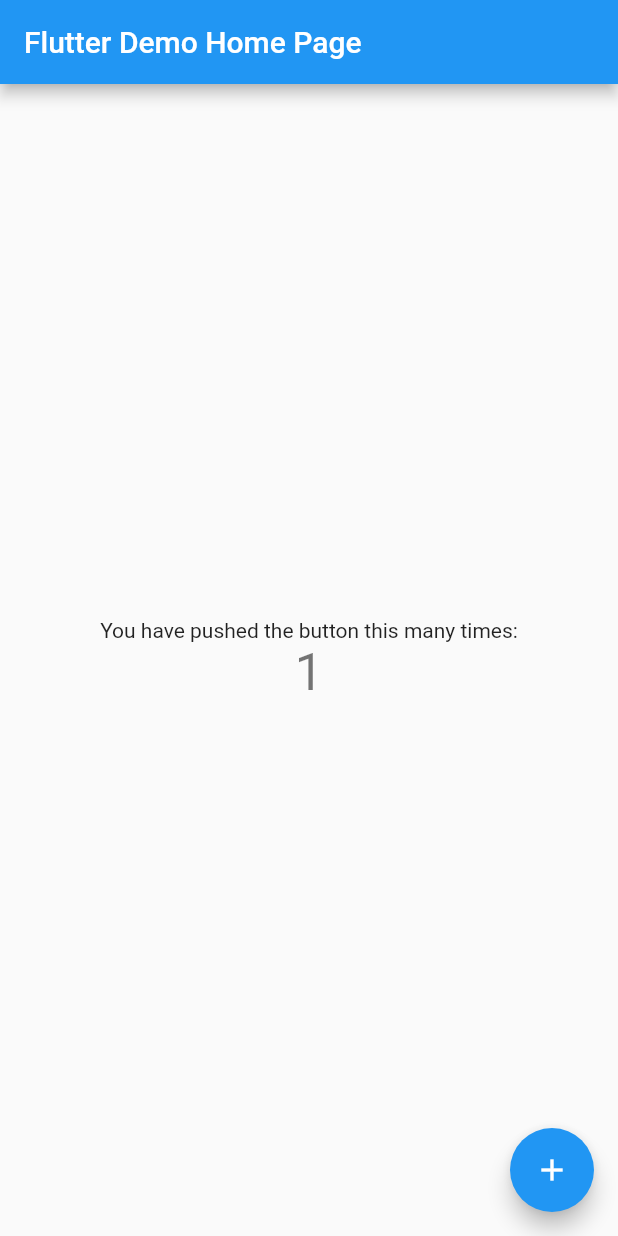
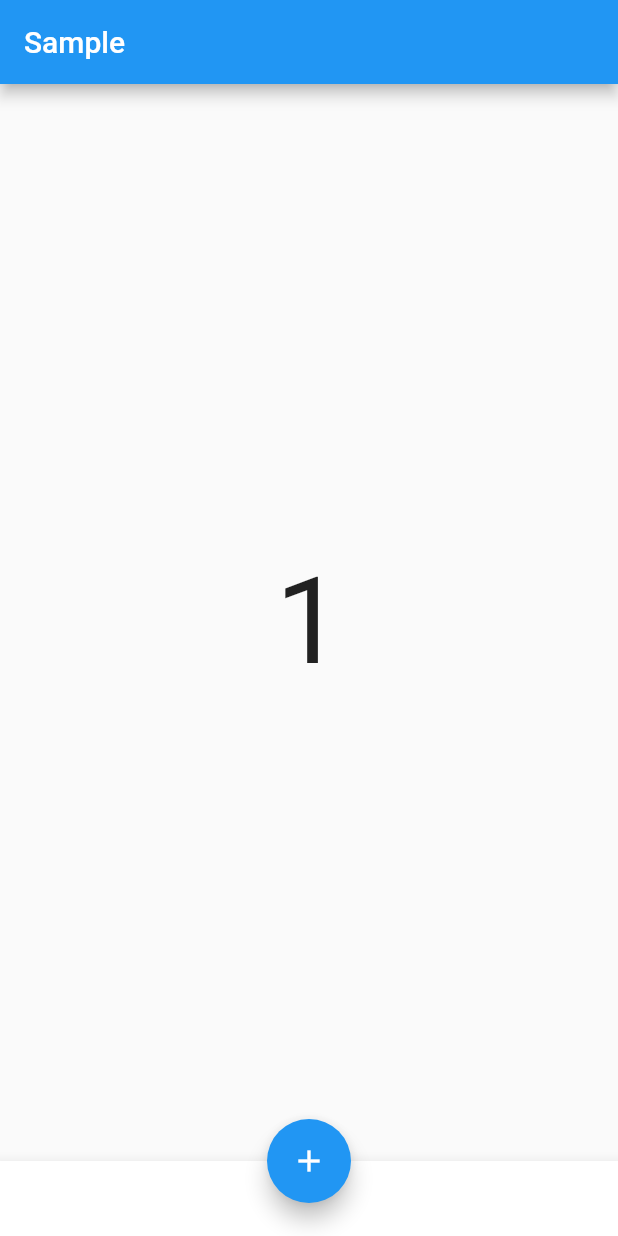
Before and after one commit to juhyeon1114/flutter-bloc, a Flutter app: the screen it shows after launch, after a tap on the "add" icon, on a phone screen of 412 x 824 dp. Run offline on Flutter 3.47's test engine with Material 2 defaults, Android fonts, the phone set to English and light mode, and no system bars; our stand-ins replace rxdart.

Commit message:
log : 완

```diff
--- /dev/null
+++ b/lib/bloc/counter_bloc.dart
@@ -0,0 +1,14 @@
+import 'package:rxdart/rxdart.dart';
+
+class CounterBloc {
+  int _count = 0;
+
+  final _countSubject = BehaviorSubject.seeded(0); // BehaviorSubject : stream을 지원함, .seeded(0) : 초기값 = 0
+
+  void addCount() {
+    _count++;
+    _countSubject.add(_count);
+  }
+
+  Stream<int> get count$ => _countSubject.stream;
+}
--- a/lib/main.dart
+++ b/lib/main.dart
@@ -1,117 +1,57 @@
 import 'package:flutter/material.dart';
+import 'package:flutter_bloc/bloc/counter_bloc.dart';
 
 void main() {
   runApp(MyApp());
 }
 
+final counterBloc = CounterBloc();
+
 class MyApp extends StatelessWidget {
-  // This widget is the root of your application.
   @override
   Widget build(BuildContext context) {
     return MaterialApp(
       title: 'Flutter Demo',
       theme: ThemeData(
-        // This is the theme of your application.
-        //
-        // Try running your application with "flutter run". You'll see the
-        // application has a blue toolbar. Then, without quitting the app, try
-        // changing the primarySwatch below to Colors.green and then invoke
-        // "hot reload" (press "r" in the console where you ran "flutter run",
-        // or simply save your changes to "hot reload" in a Flutter IDE).
-        // Notice that the counter didn't reset back to zero; the application
-        // is not restarted.
         primarySwatch: Colors.blue,
-        // This makes the visual density adapt to the platform that you run
-        // the app on. For desktop platforms, the controls will be smaller and
-        // closer together (more dense) than on mobile platforms.
         visualDensity: VisualDensity.adaptivePlatformDensity,
       ),
-      home: MyHomePage(title: 'Flutter Demo Home Page'),
+      home: MyStatefulWidget()
     );
   }
 }
 
-class MyHomePage extends StatefulWidget {
-  MyHomePage({Key key, this.title}) : super(key: key);
-
-  // This widget is the home page of your application. It is stateful, meaning
-  // that it has a State object (defined below) that contains fields that affect
-  // how it looks.
-
-  // This class is the configuration for the state. It holds the values (in this
-  // case the title) provided by the parent (in this case the App widget) and
-  // used by the build method of the State. Fields in a Widget subclass are
-  // always marked "final".
-
-  final String title;
-
+class MyStatefulWidget extends StatefulWidget {
   @override
-  _MyHomePageState createState() => _MyHomePageState();
+  _MyStatefulWidgetState createState() => _MyStatefulWidgetState();
 }
 
-class _MyHomePageState extends State<MyHomePage> {
-  int _counter = 0;
-
-  void _incrementCounter() {
-    setState(() {
-      // This call to setState tells the Flutter framework that something has
-      // changed in this State, which causes it to rerun the build method below
-      // so that the display can reflect the updated values. If we changed
-      // _counter without calling setState(), then the build method would not be
-      // called again, and so nothing would appear to happen.
-      _counter++;
-    });
-  }
-
+class _MyStatefulWidgetState extends State<MyStatefulWidget> {
   @override
   Widget build(BuildContext context) {
-    // This method is rerun every time setState is called, for instance as done
-    // by the _incrementCounter method above.
-    //
-    // The Flutter framework has been optimized to make rerunning build methods
-    // fast, so that you can just rebuild anything that needs updating rather
-    // than having to individually change instances of widgets.
     return Scaffold(
-      appBar: AppBar(
-        // Here we take the value from the MyHomePage object that was created by
-        // the App.build method, and use it to set our appbar title.
-        title: Text(widget.title),
+      appBar: AppBar(title: Text('Sample')),
+      body: Center(
+        child: StreamBuilder<int>(
+          stream: counterBloc.count$, // 어디로부터 stream을 받아올 건지
+          builder: (context, snapshot) { // 받아온 스트림을 어떻게 처리할 건지
+            if (snapshot.hasData) {
+              return Text('${snapshot.data}', style: TextStyle(fontSize: 80),);
+            } else {
+              return CircularProgressIndicator();
+            }
+          },
+        )
       ),
-      body: Center(
-        // Center is a layout widget. It takes a single child and positions it
-        // in the middle of the parent.
-        child: Column(
-          // Column is also a layout widget. It takes a list of children and
-          // arranges them vertically. By default, it sizes itself to fit its
-          // children horizontally, and tries to be as tall as its parent.
-          //
-          // Invoke "debug painting" (press "p" in the console, choose the
-          // "Toggle Debug Paint" action from the Flutter Inspector in Android
-          // Studio, or the "Toggle Debug Paint" command in Visual Studio Code)
-          // to see the wireframe for each widget.
-          //
-          // Column has various properties to control how it sizes itself and
-          // how it positions its children. Here we use mainAxisAlignment to
-          // center the children vertically; the main axis here is the vertical
-          // axis because Columns are vertical (the cross axis would be
-          // horizontal).
-          mainAxisAlignment: MainAxisAlignment.center,
-          children: <Widget>[
-            Text(
-              'You have pushed the button this many times:',
-            ),
-            Text(
-              '$_counter',
-              style: Theme.of(context).textTheme.headline4,
-            ),
-          ],
-        ),
+      bottomNavigationBar: BottomAppBar(child: Container(height: 50,),),
+      floatingActionButton: FloatingActionButton(
+        onPressed: () {
+          counterBloc.addCount();
+        },
+        tooltip: 'Increment Counter',
+        child: Icon(Icons.add),
       ),
-      floatingActionButton: FloatingActionButton(
-        onPressed: _incrementCounter,
-        tooltip: 'Increment',
-        child: Icon(Icons.add),
-      ), // This trailing comma makes auto-formatting nicer for build methods.
+      floatingActionButtonLocation: FloatingActionButtonLocation.centerDocked,
     );
   }
 }
--- a/pubspec.yaml
+++ b/pubspec.yaml
@@ -21,6 +21,7 @@ environment:
   sdk: ">=2.7.0 <3.0.0"
 
 dependencies:
+  rxdart: ^0.25.0
   flutter:
     sdk: flutter
 
```
Also changed, not shown: pubspec.lock, 1 other file.
